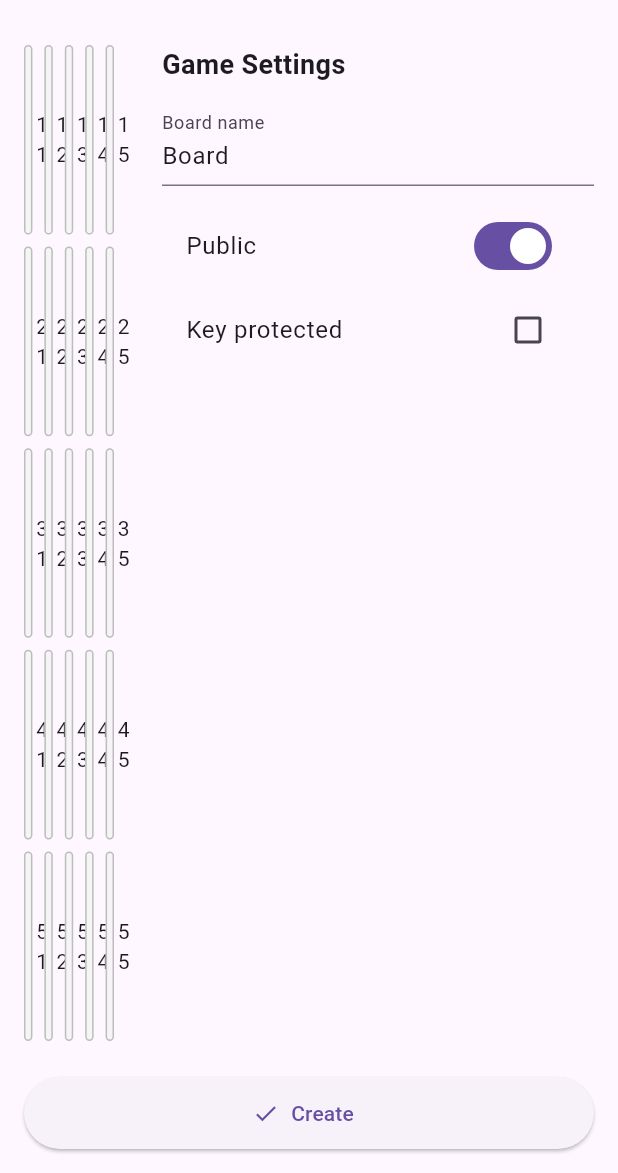
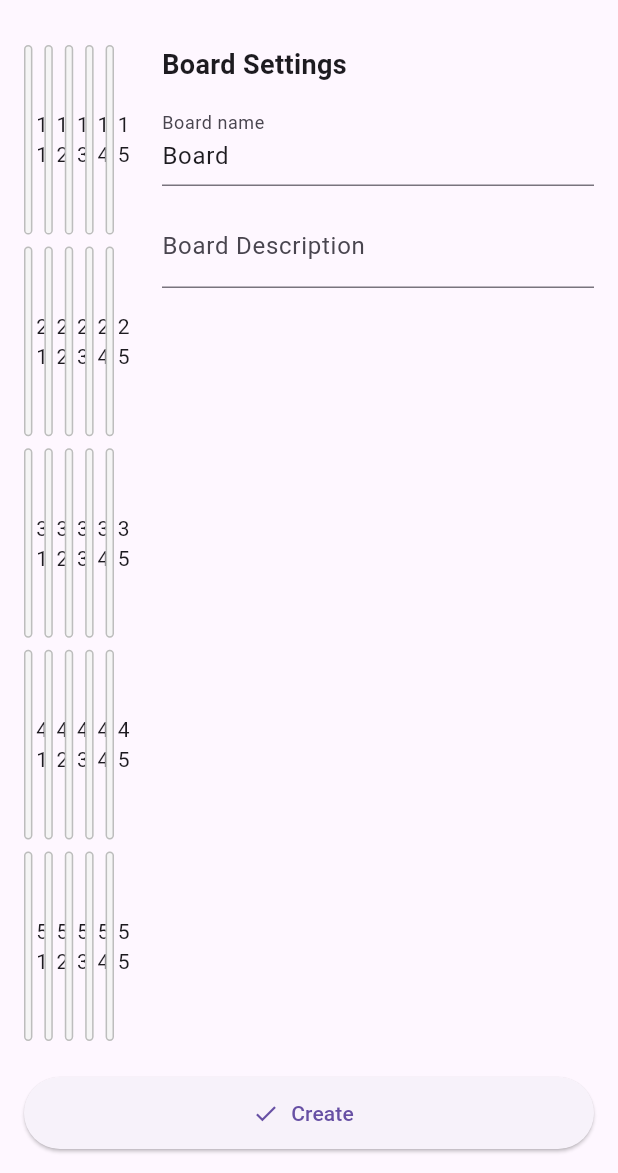
Before and after one commit to SamLBuck/Event-Bingo, a Flutter app: the BoardTilesPage screen opened directly, on a phone screen of 412 x 824 dp, the part 63-1236 px from its top. Run offline on Flutter 3.47's test engine with Material 3 defaults, Android fonts, the phone set to English and light mode, and no system bars.

Commit message:
committing changes to board-designer so that I can checkout service stuff

```diff
--- a/mobile/lib/board-designer.dart
+++ b/mobile/lib/board-designer.dart
@@ -1,4 +1,11 @@
 import 'package:flutter/material.dart';
+import 'package:mobile/home_screen.dart';
+import 'package:mobile/playscreen.dart';
+
+import institute.hopesoftware.hope_bingo.model.Board;
+
+
+// import institute.hopesoftware.hope_bingo.model.Board;
 
 class BoardTilesPage extends StatefulWidget {
   BoardTilesPage({super.key, this.title = 'Board'});
@@ -14,12 +21,9 @@ class BoardTilesPage extends StatefulWidget {
 
 class _BoardTilesPageState extends State<BoardTilesPage> {
   late final TextEditingController _nameCtrl;
-  late final TextEditingController _keyCtrl;
+  late final TextEditingController _descCtrl;
   late final List<String> _tiles;
   late final int _size;
-
-  bool _isPublic = true;
-  bool _keyProtected = false;
 
   @override
   void initState() {
@@ -27,13 +31,13 @@ class _BoardTilesPageState extends State<BoardTilesPage> {
     _size = 5;
     _tiles = List<String>.from(widget.tiles);
     _nameCtrl = TextEditingController(text: widget.title);
-    _keyCtrl = TextEditingController(text: '');
+    _descCtrl = TextEditingController(text: '');
   }
 
   @override
   void dispose() {
     _nameCtrl.dispose();
-    _keyCtrl.dispose();
+    _descCtrl.dispose();
     super.dispose();
   }
 
@@ -81,40 +85,29 @@ class _BoardTilesPageState extends State<BoardTilesPage> {
 
   void _onCreatePressed() {
     final boardName = _nameCtrl.text.trim();
-    final accessKey = _keyCtrl.text.trim();
+    final description = _descCtrl.text.trim();
+    final tiles = _tiles.where((t) => t.trim().isNotEmpty).toSet();
 
-    if (_keyProtected && accessKey.isEmpty) {
-      showDialog<void>(
-        context: context,
-        builder:
-            (ctx) => AlertDialog(
-              title: const Text('Access key required'),
-              content: const Text(
-                'This board is marked as key protected. Please enter an access key before creating.',
-              ),
-              actions: [
-                TextButton(
-                  onPressed: () => Navigator.of(ctx).pop(),
-                  child: const Text('OK'),
-                ),
-              ],
-            ),
+
+
+    Navigator.of(context).push(
+      MaterialPageRoute(
+        builder: (context) => HomeScreen(
+          ),
+        ),
       );
-      return;
-    }
 
-    Navigator.of(context).pushNamed(
-      '/board',
-      arguments: {
-        'id': 'demo_${DateTime.now().millisecondsSinceEpoch}',
-        'name': boardName.isEmpty ? 'Untitled Board' : boardName,
-        'isPublic': _isPublic,
-        'keyProtected': _keyProtected,
-        'accessKey': _keyProtected ? accessKey : null, // “store” it in args
-        'filled': _filledCount,
-        'size': _size,
-      },
-    );
+    // Navigator.of(context).pushNamed(
+    //   '/board',
+    //   arguments: {
+    //     'id': 'demo_${DateTime.now().millisecondsSinceEpoch}',
+    //     'name': boardName.isEmpty ? 'Untitled Board' : boardName,
+    //     'filled': _filledCount,
+    //     'size': _size,
+    //   },
+    // );
+
+    // Board board = Board(tiles: [],);
   }
 
   @override
@@ -172,7 +165,7 @@ class _BoardTilesPageState extends State<BoardTilesPage> {
                 padding: const EdgeInsets.all(16),
                 children: [
                   const Text(
-                    'Game Settings',
+                    'Board Settings',
                     style: TextStyle(fontSize: 18, fontWeight: FontWeight.bold),
                   ),
                   const SizedBox(height: 12),
@@ -182,27 +175,13 @@ class _BoardTilesPageState extends State<BoardTilesPage> {
                     onChanged: (_) => setState(() {}),
                   ),
                   const SizedBox(height: 12),
-                  SwitchListTile(
-                    title: const Text('Public'),
-                    value: _isPublic,
-                    onChanged: (v) => setState(() => _isPublic = v),
+                  TextField(
+                    controller: _descCtrl,
+                    decoration: const InputDecoration(
+                      labelText: 'Board Description',
+                    ),
+                    onChanged: (_) => setState(() {}),
                   ),
-                  CheckboxListTile(
-                    title: const Text('Key protected'),
-                    value: _keyProtected,
-                    onChanged:
-                        (v) => setState(() => _keyProtected = v ?? false),
-                  ),
-                  if (_keyProtected) ...[
-                    const SizedBox(height: 8),
-                    TextField(
-                      controller: _keyCtrl,
-                      decoration: const InputDecoration(
-                        labelText: 'Access key',
-                        hintText: 'Key to join the board',
-                      ),
-                    ),
-                  ],
                 ],
               ),
             ),
@@ -218,7 +197,7 @@ class _BoardTilesPageState extends State<BoardTilesPage> {
             child: ElevatedButton.icon(
               icon: const Icon(Icons.check),
               label: const Text('Create'),
-              onPressed: _onCreatePressed, // use the validated handler
+              onPressed: _onCreatePressed,
             ),
           ),
         ),
@@ -266,9 +245,6 @@ class BoardDetailPage extends StatelessWidget {
     final args = ModalRoute.of(context)!.settings.arguments as Map?;
     final id = args?['id'] ?? 'unknown';
     final name = args?['name'] ?? 'Untitled Board';
-    final isPublic = args?['isPublic'] as bool? ?? true;
-    final keyProtected = args?['keyProtected'] as bool? ?? false;
-    final accessKey = args?['accessKey'] as String?;
     final filled = args?['filled'];
     final size = args?['size'];
 
@@ -281,9 +257,6 @@ class BoardDetailPage extends StatelessWidget {
             const SizedBox(height: 8),
             Text('id: $id'),
             Text('name: $name'),
-            Text('public: $isPublic'),
-            Text('keyProtected: $keyProtected'),
-            Text('accessKey: ${accessKey ?? '(none)'}'),
             Text('tiles filled: $filled / ${size is int ? size * size : '?'}'),
             const SizedBox(height: 24),
             ElevatedButton.icon(
```
